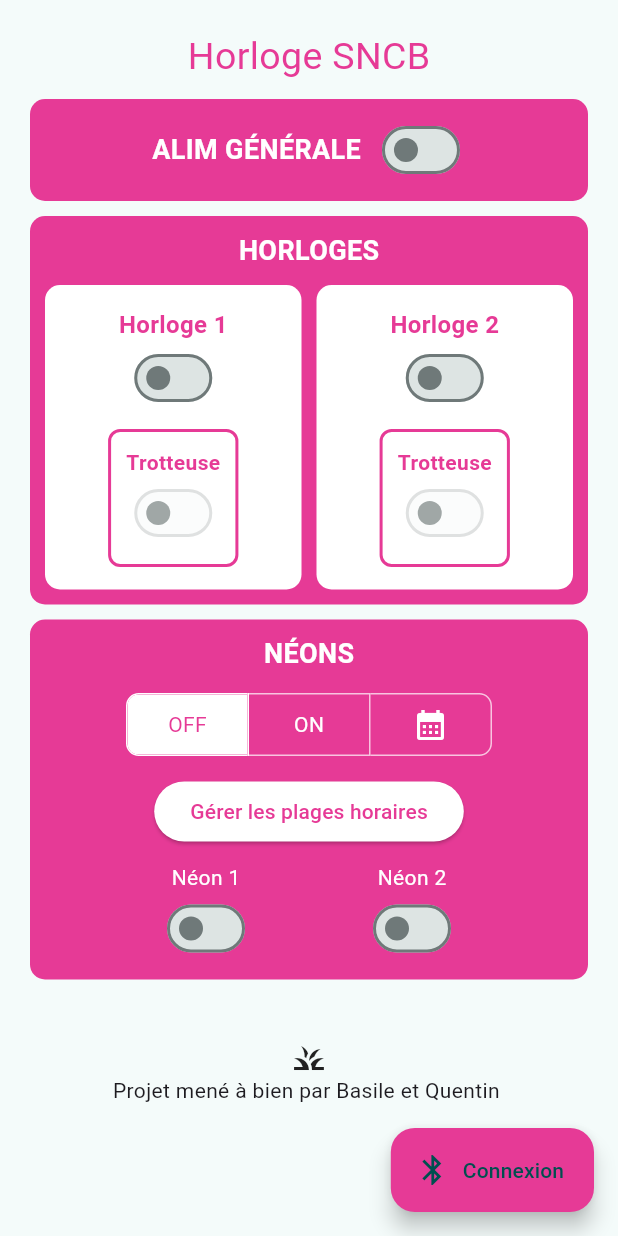
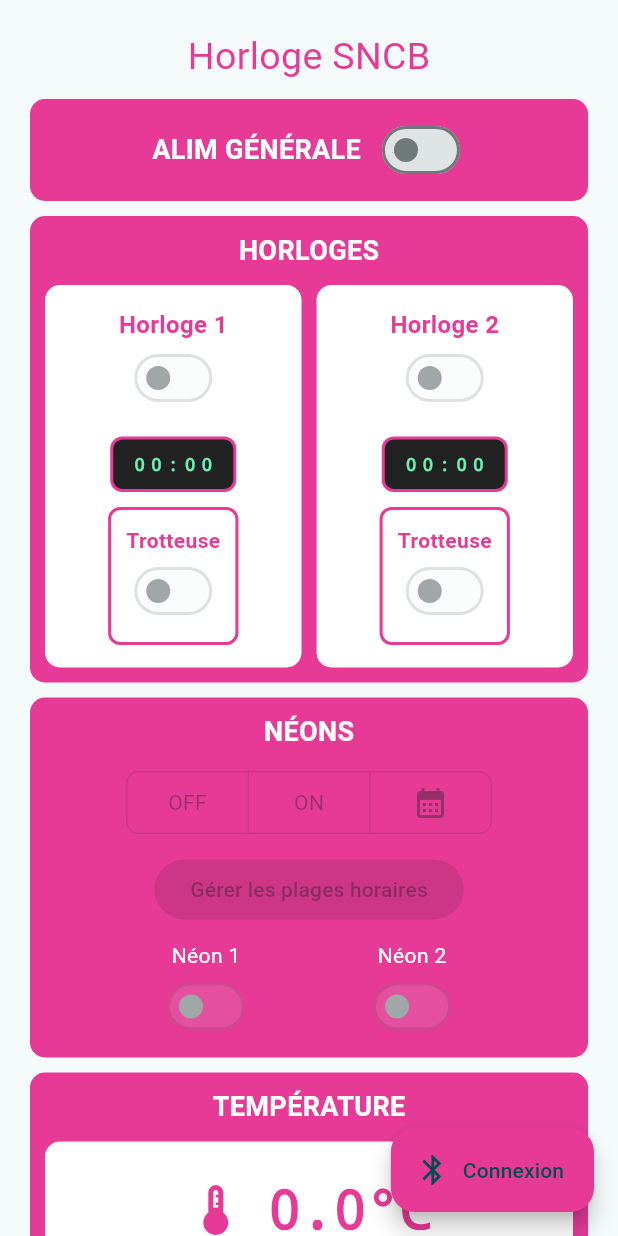
Before and after one commit to ValuableIdeas/Horloge, a Flutter app: the screen it shows after launch, on a phone screen of 412 x 824 dp. Run offline on Flutter 3.47's test engine with Material 3 defaults, Android fonts, the phone set to English and light mode, and no system bars; our stand-ins replace flutter_blue_plus, google_fonts; missing offline and left inert: flutter_randomcolor.

Commit message:
Added new widgets

```diff
--- a/lib/main.dart
+++ b/lib/main.dart
@@ -7,6 +7,7 @@
 import 'widgets/horloges_bloc.dart';
 import 'widgets/neons_bloc.dart';
 import 'widgets/bluetooth_data_display.dart';
+import 'widgets/temperature_display.dart';
 
 void main() {
   runApp(
@@ -49,6 +50,8 @@
               const HorlogesBloc(),
               SizedBox(height: 10),
               const NeonsBloc(),
+              SizedBox(height: 10),
+              const TemperatureDisplay(),
               SizedBox(height: 10),
               const BluetoothDataDisplay(),
               SizedBox(height: 30),
--- a/lib/providers/app_provider.dart
+++ b/lib/providers/app_provider.dart
@@ -1,6 +1,7 @@
 import 'package:flutter/foundation.dart';
 import '../services/bluetooth_service.dart';
 import '../services/bluetooth_message_builder.dart';
+import '../services/bluetooth_message_parser.dart';
 
 class AppProvider extends ChangeNotifier {
   // Service Bluetooth
@@ -32,6 +33,15 @@
   List<int> _lastReceivedData = [];
   String _receivedDataHistory = "";
 
+  // Heure des horloges reçue depuis Arduino
+  int _clock1Hours = 0;
+  int _clock1Minutes = 0;
+  int _clock2Hours = 0;
+  int _clock2Minutes = 0;
+
+  // Température reçue depuis Arduino
+  double _temperature = 0.0;
+
   // Getters
   bool get mainSwitchOn => _mainSwitchOn;
   BluetoothService get bluetoothService => _bluetoothService;
@@ -40,6 +50,19 @@
   String get connectionStatus => _connectionStatus;
   List<int> get lastReceivedData => _lastReceivedData;
   String get receivedDataHistory => _receivedDataHistory;
+
+  // Getters - Heure des horloges
+  int get clock1Hours => _clock1Hours;
+  int get clock1Minutes => _clock1Minutes;
+  int get clock2Hours => _clock2Hours;
+  int get clock2Minutes => _clock2Minutes;
+  String get clock1TimeString =>
+      BluetoothMessageParser.formatTime(_clock1Hours, _clock1Minutes);
+  String get clock2TimeString =>
+      BluetoothMessageParser.formatTime(_clock2Hours, _clock2Minutes);
+
+  // Getters - Température
+  double get temperature => _temperature;
 
   // Getters - Clocks
   bool get clock1Running => _clock1Running;
@@ -85,6 +108,10 @@
       _lastReceivedData = data;
       _receivedDataHistory +=
           "${DateTime.now().toString().substring(11, 19)} - $data\n";
+
+      // Analyser le message reçu
+      _parseReceivedMessage(data);
+
       notifyListeners();
     };
   }
@@ -130,6 +157,16 @@
     _bluetoothService.sendMessage(message);
   }
 
+  /// Envoi de la commande de l'interrupteur général
+  void _sendMainSwitch() {
+    if (!_bluetoothService.isConnected) return;
+
+    final message = BluetoothMessageBuilder.buildMainSwitchMessage(
+      state: _mainSwitchOn,
+    );
+    _bluetoothService.sendMessage(message);
+  }
+
   /// Envoi de la commande de gestion des néons
   void _sendNeonControl() {
     if (!_bluetoothService.isConnected) return;
@@ -155,11 +192,15 @@
   // Setters
   void setMainSwitchOn(bool value) {
     _mainSwitchOn = value;
+    _sendMainSwitch();
     notifyListeners();
   }
 
   // Setters - Clocks
   void setClock1Running(bool value) {
+    // Bloquer si le switch général est désactivé
+    if (!_mainSwitchOn) return;
+
     _clock1Running = value;
     if (!value) {
       _secondHand1Running = false;
@@ -169,6 +210,9 @@
   }
 
   void setClock2Running(bool value) {
+    // Bloquer si le switch général est désactivé
+    if (!_mainSwitchOn) return;
+
     _clock2Running = value;
     if (!value) {
       _secondHand2Running = false;
@@ -178,12 +222,18 @@
   }
 
   void setSecondHand1Running(bool value) {
+    // Bloquer si le switch général est désactivé
+    if (!_mainSwitchOn) return;
+
     _secondHand1Running = value;
     _sendClockControl();
     notifyListeners();
   }
 
   void setSecondHand2Running(bool value) {
+    // Bloquer si le switch général est désactivé
+    if (!_mainSwitchOn) return;
+
     _secondHand2Running = value;
     _sendClockControl();
     notifyListeners();
@@ -191,6 +241,9 @@
 
   // Setters - Neons
   void setNeonMode(int value) {
+    // Bloquer si le switch général est désactivé
+    if (!_mainSwitchOn) return;
+
     if (value >= 0 && value <= 2) {
       _neonMode = value;
       _sendNeonControl();
@@ -199,12 +252,18 @@
   }
 
   void setNeon1Running(bool value) {
+    // Bloquer si le switch général est désactivé
+    if (!_mainSwitchOn) return;
+
     _neon1Running = value;
     _sendNeonControl();
     notifyListeners();
   }
 
   void setNeon2Running(bool value) {
+    // Bloquer si le switch général est désactivé
+    if (!_mainSwitchOn) return;
+
     _neon2Running = value;
     _sendNeonControl();
     notifyListeners();
@@ -244,4 +303,40 @@
     _receivedDataHistory = "";
     notifyListeners();
   }
+
+  /// Analyse les messages Bluetooth reçus
+  void _parseReceivedMessage(List<int> data) {
+    var parsed = BluetoothMessageParser.parseMessage(data);
+
+    if (parsed == null) return;
+
+    int functionId = parsed['functionId'];
+
+    // Traiter selon l'ID de fonction
+    switch (functionId) {
+      case 25: // Heure des horloges
+        var clockData = BluetoothMessageParser.parseClockTimeMessage(data);
+        if (clockData != null) {
+          _clock1Hours = clockData['clock1Hours'];
+          _clock1Minutes = clockData['clock1Minutes'];
+          _clock2Hours = clockData['clock2Hours'];
+          _clock2Minutes = clockData['clock2Minutes'];
+          print("Heure horloge 1: ${clock1TimeString}");
+          print("Heure horloge 2: ${clock2TimeString}");
+        }
+        break;
+
+      case 15: // Température
+        var temp = BluetoothMessageParser.parseTemperatureMessage(data);
+        if (temp != null) {
+          _temperature = temp;
+          print("Température: ${_temperature.toStringAsFixed(1)}°C");
+        }
+        break;
+
+      // Ajouter d'autres cas ici pour les futures fonctions
+      default:
+        print("Fonction ID $functionId non gérée");
+    }
+  }
 }
--- a/lib/widgets/horloges_bloc.dart
+++ b/lib/widgets/horloges_bloc.dart
@@ -60,7 +60,32 @@
                           ),
                           Switch(
                             value: provider.clock1Running,
-                            onChanged: (v) => provider.setClock1Running(v),
+                            onChanged: provider.mainSwitchOn
+                                ? (v) => provider.setClock1Running(v)
+                                : null,
+                          ),
+                          SizedBox(height: 15),
+                          // Affichage de l'heure
+                          Container(
+                            padding: EdgeInsets.symmetric(
+                              horizontal: 12,
+                              vertical: 8,
+                            ),
+                            decoration: BoxDecoration(
+                              color: Colors.black87,
+                              borderRadius: BorderRadius.circular(8),
+                              border: Border.all(color: primaryColor, width: 2),
+                            ),
+                            child: Text(
+                              provider.clock1TimeString,
+                              style: TextStyle(
+                                color: Colors.greenAccent,
+                                fontSize: 12,
+                                fontWeight: FontWeight.bold,
+                                fontFamily: 'Courier',
+                                letterSpacing: 4,
+                              ),
+                            ),
                           ),
                           SizedBox(height: 10),
                           // Trotteuse 1
@@ -82,7 +107,9 @@
                                 ),
                                 Switch(
                                   value: provider.secondHand1Running,
-                                  onChanged: provider.clock1Running
+                                  onChanged:
+                                      (provider.clock1Running &&
+                                          provider.mainSwitchOn)
                                       ? (v) => provider.setSecondHand1Running(v)
                                       : null,
                                 ),
@@ -116,7 +143,32 @@
                           ),
                           Switch(
                             value: provider.clock2Running,
-                            onChanged: (v) => provider.setClock2Running(v),
+                            onChanged: provider.mainSwitchOn
+                                ? (v) => provider.setClock2Running(v)
+                                : null,
+                          ),
+                          SizedBox(height: 15),
+                          // Affichage de l'heure
+                          Container(
+                            padding: EdgeInsets.symmetric(
+                              horizontal: 12,
+                              vertical: 8,
+                            ),
+                            decoration: BoxDecoration(
+                              color: Colors.black87,
+                              borderRadius: BorderRadius.circular(8),
+                              border: Border.all(color: primaryColor, width: 2),
+                            ),
+                            child: Text(
+                              provider.clock2TimeString,
+                              style: TextStyle(
+                                color: Colors.greenAccent,
+                                fontSize: 12,
+                                fontWeight: FontWeight.bold,
+                                fontFamily: 'Courier',
+                                letterSpacing: 4,
+                              ),
+                            ),
                           ),
                           SizedBox(height: 10),
                           // Trotteuse 2
@@ -138,7 +190,9 @@
                                 ),
                                 Switch(
                                   value: provider.secondHand2Running,
-                                  onChanged: provider.clock2Running
+                                  onChanged:
+                                      (provider.clock2Running &&
+                                          provider.mainSwitchOn)
                                       ? (v) => provider.setSecondHand2Running(v)
                                       : null,
                                 ),
--- a/lib/widgets/neons_bloc.dart
+++ b/lib/widgets/neons_bloc.dart
@@ -48,9 +48,11 @@
                   provider.neonMode == 1,
                   provider.neonMode == 2,
                 ],
-                onPressed: (int index) {
+                onPressed: provider.mainSwitchOn
+                    ? (int index) {
                         provider.setNeonMode(index);
-                },
+                      }
+                    : null,
                 children: const [
                   Text('OFF'),
                   Text('ON'),
@@ -62,7 +64,8 @@
 
               // Bouton de programmation
               ElevatedButton(
-                onPressed: () {
+                onPressed: provider.mainSwitchOn
+                    ? () {
                         print('Bouton cliqué - Navigation vers programmation');
                         Navigator.push(
                           context,
@@ -70,7 +73,8 @@
                             builder: (context) => const ProgrammationNeons(),
                           ),
                         );
-                },
+                      }
+                    : null,
                 style: ElevatedButton.styleFrom(
                   backgroundColor: Colors.white,
                   foregroundColor: primaryColor,
@@ -92,7 +96,9 @@
                       ),
                       Switch(
                         value: provider.neon1Running,
-                        onChanged: (v) => provider.setNeon1Running(v),
+                        onChanged: provider.mainSwitchOn
+                            ? (v) => provider.setNeon1Running(v)
+                            : null,
                         activeThumbColor: Colors.amber,
                         activeTrackColor: Colors.amber.withOpacity(0.5),
                       ),
@@ -106,7 +112,9 @@
                       ),
                       Switch(
                         value: provider.neon2Running,
-                        onChanged: (v) => provider.setNeon2Running(v),
+                        onChanged: provider.mainSwitchOn
+                            ? (v) => provider.setNeon2Running(v)
+                            : null,
                         activeThumbColor: Colors.amber,
                         activeTrackColor: Colors.amber.withOpacity(0.5),
                       ),
--- /dev/null
+++ b/lib/widgets/temperature_display.dart
@@ -0,0 +1,63 @@
+import 'package:flutter/material.dart';
+import 'package:provider/provider.dart';
+import '../providers/app_provider.dart';
+
+class TemperatureDisplay extends StatelessWidget {
+  const TemperatureDisplay({super.key});
+
+  @override
+  Widget build(BuildContext context) {
+    final primaryColor = Theme.of(context).primaryColor;
+
+    return Consumer<AppProvider>(
+      builder: (context, provider, child) {
+        return Container(
+          decoration: BoxDecoration(
+            color: primaryColor,
+            borderRadius: BorderRadius.circular(10),
+          ),
+          padding: EdgeInsets.all(10.0),
+          child: Column(
+            children: [
+              // Titre
+              const Text(
+                'TEMPÉRATURE',
+                style: TextStyle(
+                  color: Colors.white,
+                  fontSize: 18,
+                  fontWeight: FontWeight.bold,
+                ),
+              ),
+              SizedBox(height: 10),
+
+              // Affichage de la température
+              Container(
+                padding: EdgeInsets.all(20),
+                decoration: BoxDecoration(
+                  color: Colors.white,
+                  borderRadius: BorderRadius.circular(10),
+                ),
+                child: Row(
+                  mainAxisAlignment: MainAxisAlignment.center,
+                  children: [
+                    Icon(Icons.thermostat, color: primaryColor, size: 40),
+                    SizedBox(width: 15),
+                    Text(
+                      '${provider.temperature.toStringAsFixed(1)}°C',
+                      style: TextStyle(
+                        color: primaryColor,
+                        fontSize: 36,
+                        fontWeight: FontWeight.bold,
+                        fontFamily: 'Courier',
+                      ),
+                    ),
+                  ],
+                ),
+              ),
+            ],
+          ),
+        );
+      },
+    );
+  }
+}
```
Also changed, not shown: lib/services/bluetooth_message_builder.dart (+10 -0 lines), lib/services/bluetooth_message_parser.dart (added, +92 -0 lines). Lines whose indentation alone changed are shown as unchanged.
